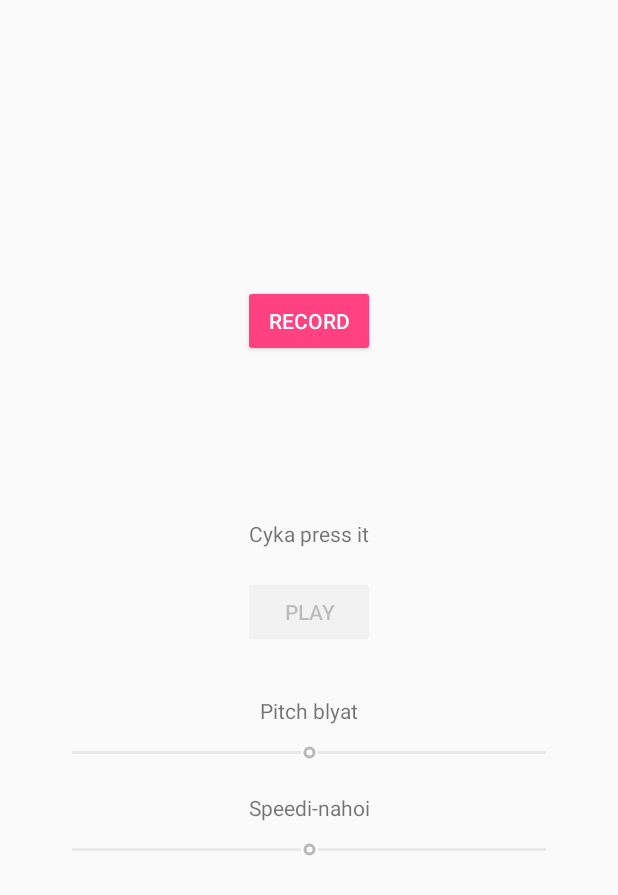
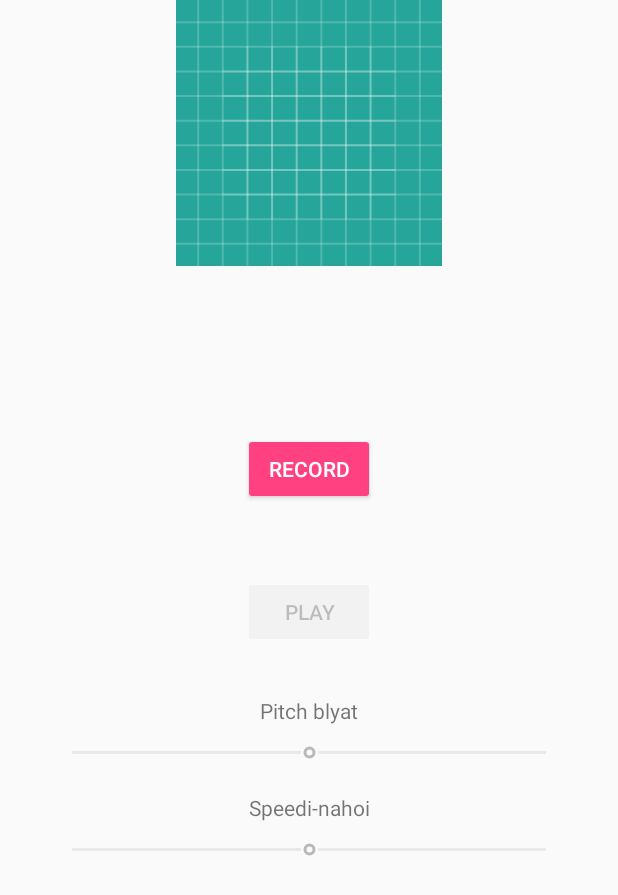
Before and after one commit to AndersKlint/Android_Fx_Recorder, an Android app: the screen it shows after launch (MainActivity), on a phone screen of 412 x 824 dp. Shown: the top 895 px of the screen. Run offline under Robolectric (Android 15) with nearby library versions, the phone set to English and light mode, and no system bars.

Commit message:
XY-pad basic support. Crashes on second click and drag bcuz error dispatching event.

```diff
--- a/app/src/main/res/layout/activity_main.xml
+++ b/app/src/main/res/layout/activity_main.xml
@@ -35,17 +35,7 @@
         app:layout_constraintLeft_toLeftOf="parent"
         app:layout_constraintRight_toRightOf="parent"
         app:layout_constraintTop_toTopOf="parent"
-        app:layout_constraintVertical_bias="0.242" />
-
-    <TextView
-        android:id="@+id/textView"
-        android:layout_width="wrap_content"
-        android:layout_height="22dp"
-        android:layout_marginBottom="16dp"
-        android:text="@string/text_field_1"
-        app:layout_constraintBottom_toTopOf="@+id/button2"
-        app:layout_constraintLeft_toLeftOf="parent"
-        app:layout_constraintRight_toRightOf="parent" />
+        app:layout_constraintVertical_bias="0.373" />
 
     <SeekBar
         android:id="@+id/seekBar"
@@ -99,4 +89,26 @@
         app:layout_constraintStart_toStartOf="parent"
         app:layout_constraintTop_toBottomOf="@+id/textView3" />
 
+    <FrameLayout
+        android:id="@+id/xyPad"
+        android:layout_width="368dp"
+        android:layout_height="177dp"
+        android:layout_marginEnd="8dp"
+        android:layout_marginStart="8dp"
+        android:clickable="true"
+        android:onClick="xyPadOnClick"
+        android:visibility="visible"
+        app:layout_constraintEnd_toEndOf="parent"
+        app:layout_constraintLeft_toLeftOf="parent"
+        app:layout_constraintRight_toRightOf="parent"
+        app:layout_constraintStart_toStartOf="parent"
+        tools:layout_editor_absoluteY="8dp">
+
+        <ImageView
+            android:id="@+id/imageView"
+            android:layout_width="match_parent"
+            android:layout_height="match_parent"
+            app:srcCompat="@drawable/ic_launcher_background" />
+    </FrameLayout>
+
 </android.support.constraint.ConstraintLayout>
--- /dev/null
+++ b/app/src/main/res/layout/xy_pad.xml
@@ -0,0 +1,6 @@
+<?xml version="1.0" encoding="utf-8"?>
+<android.support.constraint.ConstraintLayout
+    xmlns:android="http://schemas.android.com/apk/res/android" android:layout_width="match_parent"
+    android:layout_height="match_parent">
+
+</android.support.constraint.ConstraintLayout>
```
Also changed, not shown: app/src/main/java/com/example/anders/wellactually/MainActivity.java (+34 -10 lines), app/src/main/java/com/example/anders/wellactually/XYPad.java (added, +15 -0 lines).
